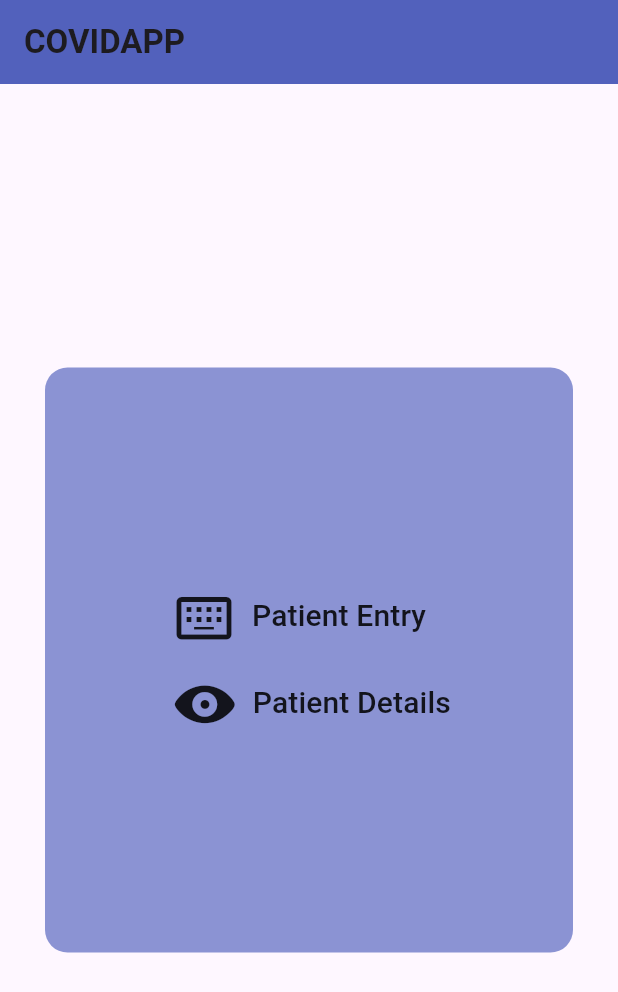
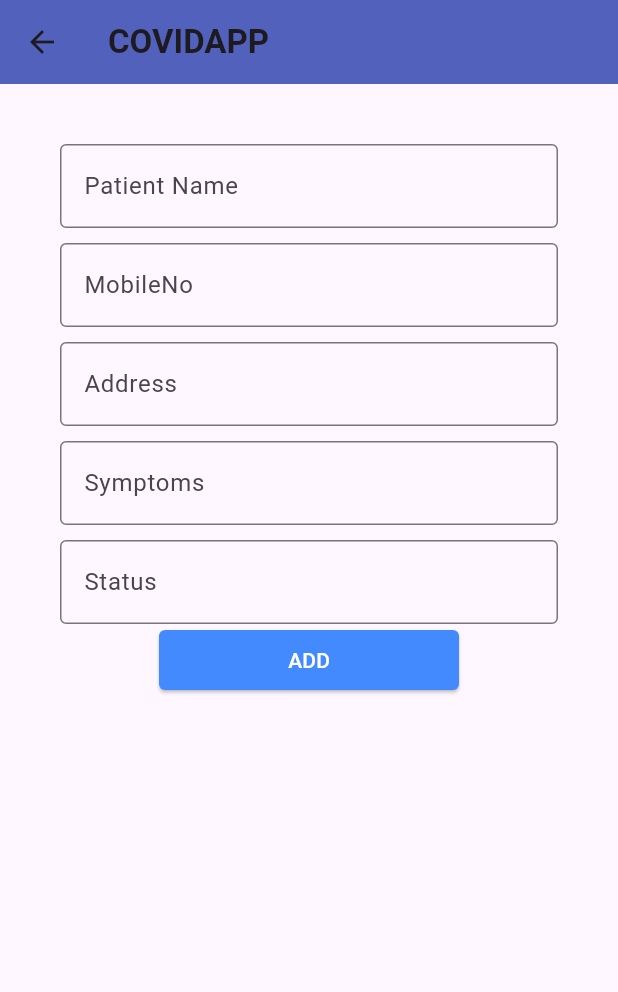
Before and after one commit to devadathanbabu/covidapp_frontend, a Flutter app: the screen it shows after launch, after a tap on "Patient Entry", on a phone screen of 412 x 824 dp. Shown: the top 992 px of the screen. Run offline on Flutter 3.47's test engine with Material 3 defaults, Android fonts, the phone set to English and light mode, and no system bars.

Commit message:
patient entry successfull

```diff
--- /dev/null
+++ b/lib/model/patientmodel.dart
@@ -0,0 +1,49 @@
+// To parse this JSON data, do
+//
+//     final patient = patientFromJson(jsonString);
+
+import 'dart:convert';
+
+List<Patient> patientFromJson(String str) => List<Patient>.from(json.decode(str).map((x) => Patient.fromJson(x)));
+
+String patientToJson(List<Patient> data) => json.encode(List<dynamic>.from(data.map((x) => x.toJson())));
+
+class Patient {
+  String id;
+  String name;
+  String mobileNo;
+  String address;
+  String symptoms;
+  String status;
+  int v;
+
+  Patient({
+    required this.id,
+    required this.name,
+    required this.mobileNo,
+    required this.address,
+    required this.symptoms,
+    required this.status,
+    required this.v,
+  });
+
+  factory Patient.fromJson(Map<String, dynamic> json) => Patient(
+    id: json["_id"],
+    name: json["name"],
+    mobileNo: json["mobileNo"],
+    address: json["address"],
+    symptoms: json["symptoms"],
+    status: json["status"],
+    v: json["__v"],
+  );
+
+  Map<String, dynamic> toJson() => {
+    "_id": id,
+    "name": name,
+    "mobileNo": mobileNo,
+    "address": address,
+    "symptoms": symptoms,
+    "status": status,
+    "__v": v,
+  };
+}
--- /dev/null
+++ b/lib/pages/add.dart
@@ -0,0 +1,121 @@
+import 'package:covidapp/service/patientservice.dart';
+import 'package:flutter/material.dart';
+
+class AddPage extends StatefulWidget {
+  const AddPage({super.key});
+
+  @override
+  State<AddPage> createState() => _AddPageState();
+}
+
+class _AddPageState extends State<AddPage> {
+  TextEditingController txt1=new TextEditingController();
+  TextEditingController txt2=new TextEditingController();
+  TextEditingController txt3=new TextEditingController();
+  TextEditingController txt4=new TextEditingController();
+  TextEditingController txt5=new TextEditingController();
+
+  void sendPatientData() async
+  {
+
+    final response = await PatientApiService().sendData(
+        txt1.text,
+        txt2.text,
+        txt3.text,
+        txt4.text,
+        txt5.text);
+    if(response["status"]=="success")
+    {
+      print("Successfully added");
+    }
+    else
+    {
+      print("Error");
+    }
+
+  }
+  @override
+  Widget build(BuildContext context) {
+    return MaterialApp(
+      home: Scaffold(
+        appBar: AppBar(
+          title: Text("COVIDAPP",style: TextStyle(fontWeight: FontWeight.bold),),
+          backgroundColor: Colors.indigo.withOpacity(0.9),
+          leading: IconButton(
+              onPressed: (){
+                Navigator.pop(context);
+              }, icon: Icon(Icons.arrow_back)
+          ),
+        ),
+        body: SingleChildScrollView(
+          child: Container(
+            padding: EdgeInsets.all(40),
+            child: Column(
+              children: [
+                TextField(
+                  controller:txt1,
+                  decoration: InputDecoration(
+                      hintText: "Enter Patient Name",
+                      labelText: "Patient Name",
+                      border: OutlineInputBorder()
+                  ),
+                ),
+                SizedBox(height: 10,),
+                TextField(
+                  keyboardType: TextInputType.number,
+                  controller: txt2,
+                  decoration: InputDecoration(
+                      hintText: "Enter MobileNo",
+                      labelText: "MobileNo",
+                      border: OutlineInputBorder()
+                  ),
+                ),
+                SizedBox(height: 10,),
+                TextField(
+                  controller: txt3,
+                  decoration: InputDecoration(
+                      hintText: "Enter Address",
+                      labelText: "Address",
+                      border: OutlineInputBorder()
+                  ),
+                ),
+                SizedBox(height: 10,),
+                TextField(
+                  controller: txt4,
+                  decoration: InputDecoration(
+                      hintText: "Enter Symptoms",
+                      labelText: "Symptoms",
+                      border: OutlineInputBorder()
+                  ),
+                ),
+                SizedBox(height: 10,),
+                TextField(
+                  controller: txt5,
+                  decoration: InputDecoration(
+                      hintText: "Enter Status",
+                      labelText: "Status",
+                      border: OutlineInputBorder()
+                  ),
+                ),
+                SizedBox(
+                  width: 200,
+                  child: ElevatedButton(
+                      style: ElevatedButton.styleFrom(
+                          backgroundColor: Colors.blueAccent,
+                          foregroundColor: Colors.white,
+                          shape: RoundedRectangleBorder(
+                              borderRadius: BorderRadius.circular(4)
+                          )
+                      ),
+                      onPressed: sendPatientData,
+                      child: Text("ADD")),
+                )
+              ],
+            ),
+          ),
+        ),
+
+      ),
+    );
+  }
+}
--- a/lib/pages/menu.dart
+++ b/lib/pages/menu.dart
@@ -1,3 +1,4 @@
+import 'package:covidapp/pages/add.dart';
 import 'package:flutter/cupertino.dart';
 import 'package:flutter/material.dart';
 
@@ -39,7 +40,10 @@ class _MenuPageState extends State<MenuPage> {
                      SizedBox(height: 10,),
                     Icon(Icons.keyboard_alt_outlined,size: 40,),
                     TextButton(
-                        onPressed: (){}, child: Text("Patient Entry",
+                        onPressed: (){
+                          Navigator.push(context, MaterialPageRoute(builder:
+                          (context)=>AddPage()));
+                        }, child: Text("Patient Entry",
                       style: TextStyle(fontSize: 20,
                       color: Colors.black87),
                     ))
--- /dev/null
+++ b/lib/service/patientservice.dart
@@ -0,0 +1,38 @@
+import 'dart:convert';
+import 'package:http/http.dart' as http;
+class PatientApiService{
+  Future<dynamic> sendData(
+    String name,
+    String mobileNo,
+    String address,
+    String symptoms,
+    String status) async{
+    var client=http.Client();
+    var ApiUrl=Uri.parse("http://192.168.1.4:3001/api/patientEntry/patiententry");
+    var response=await client.post(ApiUrl,
+        headers: <String,String>{
+          "Content-Type" : "application/json; charset=UTF-8"
+        },
+        body: jsonEncode(<String,String>{
+            "name":name,
+            "mobileNo":mobileNo,
+            "address":address,
+            "symptoms":symptoms,
+            "status":status
+          }
+          )
+    );
+    if(response.statusCode==200)
+    {
+      return json.decode(response.body);
+    }
+    else
+    {
+      throw Exception("Failed to send data");
+    }
+
+
+
+  }
+
+}
--- a/pubspec.yaml
+++ b/pubspec.yaml
@@ -35,6 +35,7 @@ dependencies:
   # The following adds the Cupertino Icons font to your application.
   # Use with the CupertinoIcons class for iOS style icons.
   cupertino_icons: ^1.0.2
+  http: ^1.2.0
 
 dev_dependencies:
   flutter_test:
```
Also changed, not shown: pubspec.lock.
